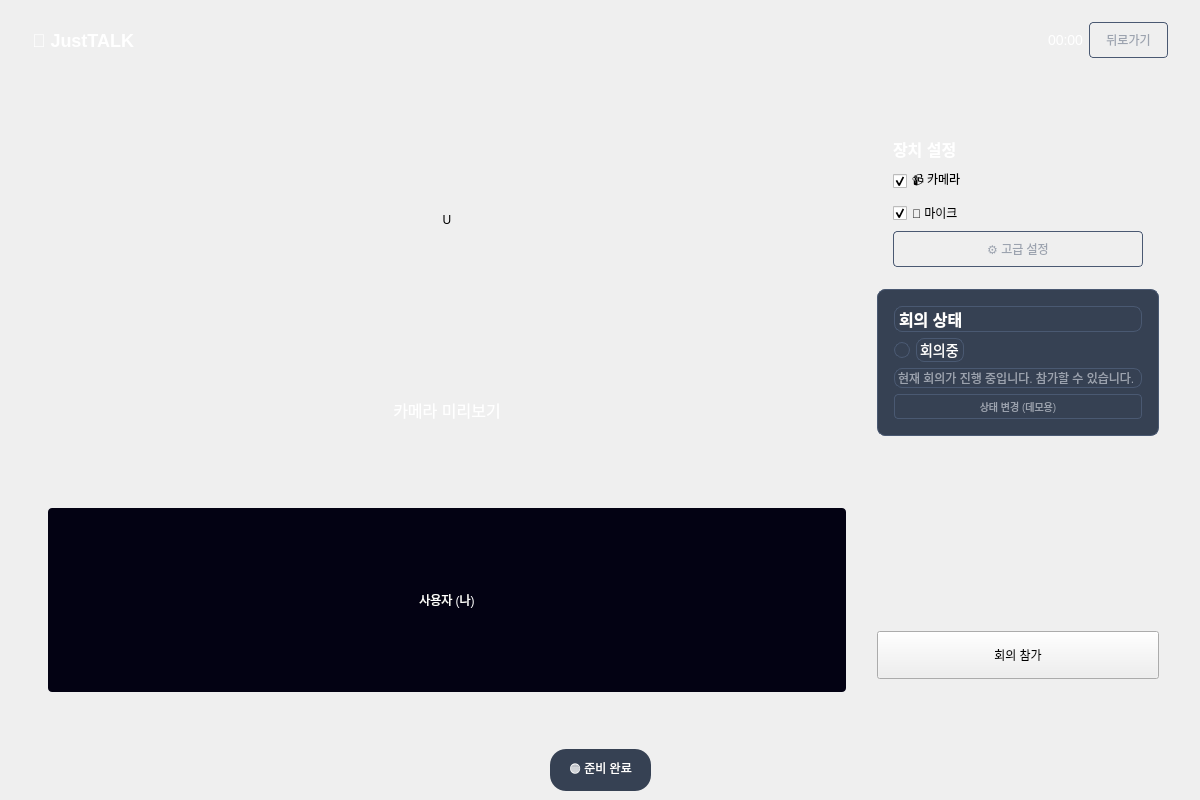
The window that lobby.ui (JustTALK-veda/Client_QT) describes before a commit, drawn with Qt 5.
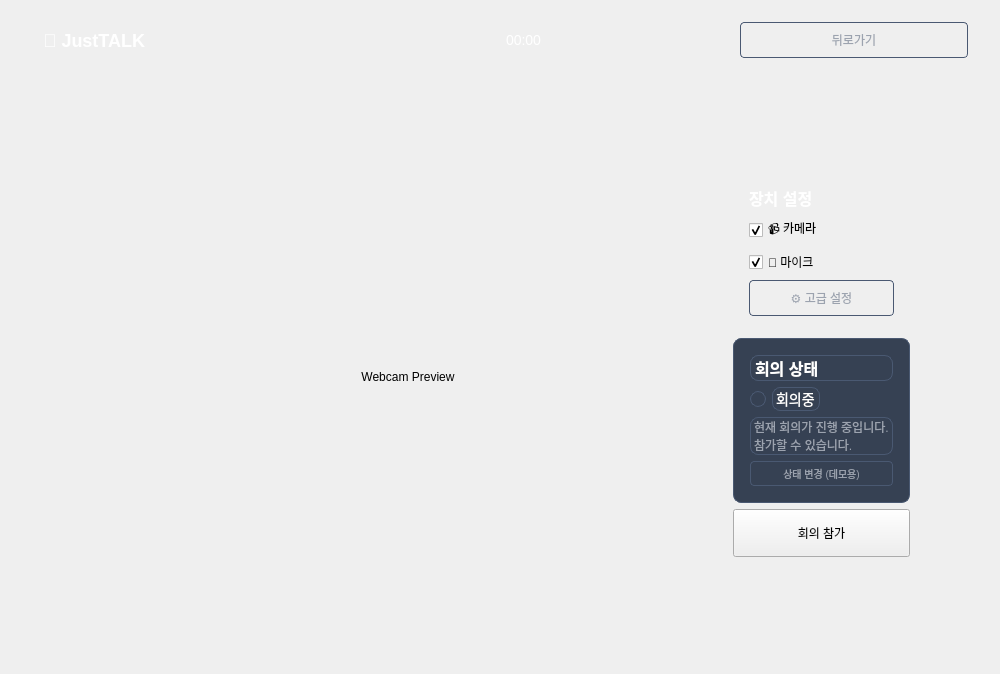
The same window after the commit.

Commit message: Apply lobby UI (v0)

```diff
--- a/lobby.ui
+++ b/lobby.ui
@@ -2,24 +2,25 @@
 <ui version="4.0">
  <class>Lobby</class>
  <widget class="QWidget" name="Lobby">
-  <property name="geometry">
-   <rect>
-    <x>0</x>
-    <y>0</y>
-    <width>1200</width>
-    <height>800</height>
-   </rect>
+  <property name="enabled">
+   <bool>true</bool>
+  </property>
+  <property name="sizePolicy">
+   <sizepolicy hsizetype="Expanding" vsizetype="Expanding">
+    <horstretch>1</horstretch>
+    <verstretch>1</verstretch>
+   </sizepolicy>
   </property>
   <property name="windowTitle">
    <string>JustTALK - 대기실</string>
   </property>
-  <layout class="QVBoxLayout" name="mainLayout">
+  <property name="autoFillBackground">
+   <bool>true</bool>
+  </property>
+  <layout class="QVBoxLayout" name="mainLayout" stretch="0,0">
    <property name="spacing">
     <number>0</number>
    </property>
-   <property name="leftMargin">
-    <number>0</number>
-   </property>
    <property name="topMargin">
     <number>0</number>
    </property>
@@ -30,8 +31,13 @@
     <number>0</number>
    </property>
    <item>
-    <!-- Header -->
     <widget class="QFrame" name="headerFrame">
+     <property name="sizePolicy">
+      <sizepolicy hsizetype="Expanding" vsizetype="Preferred">
+       <horstretch>0</horstretch>
+       <verstretch>0</verstretch>
+      </sizepolicy>
+     </property>
      <property name="minimumSize">
       <size>
        <width>0</width>
@@ -44,7 +50,7 @@
        <height>80</height>
       </size>
      </property>
-     <layout class="QHBoxLayout" name="headerLayout">
+     <layout class="QHBoxLayout" name="headerLayout" stretch="1,1,1,1">
       <property name="leftMargin">
        <number>32</number>
       </property>
@@ -53,18 +59,18 @@
       </property>
       <item>
        <widget class="QLabel" name="logoLabel">
-        <property name="text">
-         <string>🔶 JustTALK</string>
-        </property>
         <property name="styleSheet">
          <string>font-size: 18px; font-weight: bold; color: white;</string>
         </property>
+        <property name="text">
+         <string>🔶 JustTALK</string>
+        </property>
        </widget>
       </item>
       <item>
        <spacer name="headerSpacer">
         <property name="orientation">
-         <enum>Qt::Horizontal</enum>
+         <enum>Qt::Orientation::Horizontal</enum>
         </property>
         <property name="sizeHint" stdset="0">
          <size>
@@ -76,19 +82,16 @@
       </item>
       <item>
        <widget class="QLabel" name="timeLabel">
+        <property name="styleSheet">
+         <string>color: white; font-size: 14px;</string>
+        </property>
         <property name="text">
          <string>00:00</string>
         </property>
-        <property name="styleSheet">
-         <string>color: white; font-size: 14px;</string>
-        </property>
        </widget>
       </item>
       <item>
        <widget class="QPushButton" name="backButton">
-        <property name="text">
-         <string>뒤로가기</string>
-        </property>
         <property name="styleSheet">
          <string>
           QPushButton {
@@ -103,44 +106,76 @@
           }
          </string>
         </property>
+        <property name="text">
+         <string>뒤로가기</string>
+        </property>
        </widget>
       </item>
      </layout>
     </widget>
    </item>
    <item>
-    <!-- Main Content -->
-    <widget class="QWidget" name="contentWidget">
-     <layout class="QHBoxLayout" name="contentLayout">
+    <widget class="QWidget" name="content" native="true">
+     <layout class="QVBoxLayout" name="verticalLayout_2">
+      <item>
+       <spacer name="contentSpacer_top">
+        <property name="orientation">
+         <enum>Qt::Orientation::Vertical</enum>
+        </property>
+        <property name="sizeHint" stdset="0">
+         <size>
+          <width>20</width>
+          <height>40</height>
+         </size>
+        </property>
+       </spacer>
+      </item>
+      <item>
+       <layout class="QHBoxLayout" name="contentLayout" stretch="0,2,0,0">
+        <property name="spacing">
+         <number>0</number>
+        </property>
       <property name="leftMargin">
        <number>32</number>
       </property>
-      <property name="rightMargin">
-       <number>32</number>
-      </property>
       <property name="topMargin">
        <number>32</number>
       </property>
+        <property name="rightMargin">
+         <number>32</number>
+        </property>
       <property name="bottomMargin">
        <number>32</number>
       </property>
       <item>
-       <!-- Video Preview Section -->
+         <spacer name="horizontalSpacer_left">
+          <property name="orientation">
+           <enum>Qt::Orientation::Horizontal</enum>
+          </property>
+          <property name="sizeHint" stdset="0">
+           <size>
+            <width>40</width>
+            <height>20</height>
+           </size>
+          </property>
+         </spacer>
+        </item>
+        <item>
        <widget class="QFrame" name="videoFrame">
-        <property name="minimumSize">
-         <size>
-          <width>600</width>
-          <height>400</height>
-         </size>
+          <property name="sizePolicy">
+           <sizepolicy hsizetype="Fixed" vsizetype="Preferred">
+            <horstretch>0</horstretch>
+            <verstretch>0</verstretch>
+           </sizepolicy>
         </property>
         <layout class="QVBoxLayout" name="videoLayout">
          <property name="leftMargin">
           <number>16</number>
          </property>
-         <property name="rightMargin">
+           <property name="topMargin">
           <number>16</number>
          </property>
-         <property name="topMargin">
+           <property name="rightMargin">
           <number>16</number>
          </property>
          <property name="bottomMargin">
@@ -148,49 +183,23 @@
          </property>
          <item>
           <widget class="QLabel" name="videoPreview">
+             <property name="sizePolicy">
+              <sizepolicy hsizetype="MinimumExpanding" vsizetype="Fixed">
+               <horstretch>0</horstretch>
+               <verstretch>0</verstretch>
+              </sizepolicy>
+             </property>
            <property name="minimumSize">
             <size>
-             <width>100</width>
-             <height>100</height>
+               <width>600</width>
+               <height>400</height>
             </size>
            </property>
            <property name="text">
-            <string>U</string>
+              <string>Webcam Preview</string>
            </property>
            <property name="alignment">
-            <set>Qt::AlignCenter</set>
-           </property>
-          </widget>
-         </item>
-         <item>
-          <widget class="QLabel" name="videoStatusLabel">
-           <property name="text">
-            <string>카메라 미리보기</string>
-           </property>
-           <property name="alignment">
-            <set>Qt::AlignCenter</set>
-           </property>
-           <property name="styleSheet">
-            <string>color: white; font-size: 16px;</string>
-           </property>
-          </widget>
-         </item>
-         <item>
-          <widget class="QLabel" name="userNameLabel">
-           <property name="text">
-            <string>사용자 (나)</string>
-           </property>
-           <property name="alignment">
-            <set>Qt::AlignCenter</set>
-           </property>
-           <property name="styleSheet">
-            <string>
-             background-color: #030213;
-             color: white;
-             padding: 4px 12px;
-             border-radius: 4px;
-             font-size: 12px;
-            </string>
+              <set>Qt::AlignmentFlag::AlignCenter</set>
            </property>
           </widget>
          </item>
@@ -198,32 +207,26 @@
        </widget>
       </item>
       <item>
-       <!-- Controls Section -->
-       <widget class="QWidget" name="controlsWidget">
-        <property name="minimumSize">
-         <size>
-          <width>300</width>
-          <height>0</height>
-         </size>
-        </property>
-        <property name="maximumSize">
-         <size>
-          <width>300</width>
-          <height>16777215</height>
-         </size>
-        </property>
+         <widget class="QWidget" name="controlWidget" native="true">
+          <property name="sizePolicy">
+           <sizepolicy hsizetype="Fixed" vsizetype="Preferred">
+            <horstretch>0</horstretch>
+            <verstretch>0</verstretch>
+           </sizepolicy>
+          </property>
+          <layout class="QVBoxLayout" name="verticalLayout">
+           <item>
         <layout class="QVBoxLayout" name="controlsLayout">
          <item>
-          <!-- Device Controls -->
           <widget class="QFrame" name="controlsFrame">
            <layout class="QVBoxLayout" name="deviceLayout">
             <property name="leftMargin">
              <number>16</number>
             </property>
-            <property name="rightMargin">
+                <property name="topMargin">
              <number>16</number>
             </property>
-            <property name="topMargin">
+                <property name="rightMargin">
              <number>16</number>
             </property>
             <property name="bottomMargin">
@@ -231,12 +234,12 @@
             </property>
             <item>
              <widget class="QLabel" name="deviceLabel">
+                  <property name="styleSheet">
+                   <string>color: white; font-size: 16px; font-weight: bold;</string>
+                  </property>
               <property name="text">
                <string>장치 설정</string>
               </property>
-              <property name="styleSheet">
-               <string>color: white; font-size: 16px; font-weight: bold;</string>
-              </property>
              </widget>
             </item>
             <item>
@@ -261,9 +264,6 @@
             </item>
             <item>
              <widget class="QPushButton" name="settingsButton">
-              <property name="text">
-               <string>⚙️ 고급 설정</string>
-              </property>
               <property name="styleSheet">
                <string>
                 QPushButton {
@@ -278,13 +278,15 @@
                 }
                </string>
               </property>
+                  <property name="text">
+                   <string>⚙️ 고급 설정</string>
+                  </property>
              </widget>
             </item>
            </layout>
           </widget>
          </item>
          <item>
-          <!-- Meeting Status -->
           <widget class="QFrame" name="statusFrame">
            <property name="styleSheet">
             <string>
@@ -299,10 +301,10 @@
             <property name="leftMargin">
              <number>16</number>
             </property>
-            <property name="rightMargin">
+                <property name="topMargin">
              <number>16</number>
             </property>
-            <property name="topMargin">
+                <property name="rightMargin">
              <number>16</number>
             </property>
             <property name="bottomMargin">
@@ -310,12 +312,12 @@
             </property>
             <item>
              <widget class="QLabel" name="statusTitleLabel">
+                  <property name="styleSheet">
+                   <string>color: white; font-size: 16px; font-weight: bold;</string>
+                  </property>
               <property name="text">
                <string>회의 상태</string>
               </property>
-              <property name="styleSheet">
-               <string>color: white; font-size: 16px; font-weight: bold;</string>
-              </property>
              </widget>
             </item>
             <item>
@@ -338,18 +340,18 @@
               </item>
               <item>
                <widget class="QLabel" name="meetingStatusLabel">
+                    <property name="styleSheet">
+                     <string>color: white; font-size: 14px;</string>
+                    </property>
                 <property name="text">
                  <string>회의중</string>
                 </property>
-                <property name="styleSheet">
-                 <string>color: white; font-size: 14px;</string>
-                </property>
                </widget>
               </item>
               <item>
                <spacer name="statusSpacer">
                 <property name="orientation">
-                 <enum>Qt::Horizontal</enum>
+                     <enum>Qt::Orientation::Horizontal</enum>
                 </property>
                 <property name="sizeHint" stdset="0">
                  <size>
@@ -363,12 +365,12 @@
             </item>
             <item>
              <widget class="QLabel" name="meetingDescLabel">
+                  <property name="styleSheet">
+                   <string>color: #9CA3AF; font-size: 12px;</string>
+                  </property>
               <property name="text">
                <string>현재 회의가 진행 중입니다. 참가할 수 있습니다.</string>
               </property>
-              <property name="styleSheet">
-               <string>color: #9CA3AF; font-size: 12px;</string>
-              </property>
               <property name="wordWrap">
                <bool>true</bool>
               </property>
@@ -376,9 +378,6 @@
             </item>
             <item>
              <widget class="QPushButton" name="statusToggleButton">
-              <property name="text">
-               <string>상태 변경 (데모용)</string>
-              </property>
               <property name="styleSheet">
                <string>
                 QPushButton {
@@ -394,26 +393,15 @@
                 }
                </string>
               </property>
+                  <property name="text">
+                   <string>상태 변경 (데모용)</string>
+                  </property>
              </widget>
             </item>
            </layout>
           </widget>
          </item>
          <item>
-          <spacer name="controlsSpacer">
-           <property name="orientation">
-            <enum>Qt::Vertical</enum>
-           </property>
-           <property name="sizeHint" stdset="0">
-            <size>
-             <width>20</width>
-             <height>40</height>
-            </size>
-           </property>
-          </spacer>
-         </item>
-         <item>
-          <!-- Join Button -->
           <widget class="QPushButton" name="enterButton">
            <property name="minimumSize">
             <size>
@@ -428,83 +416,52 @@
          </item>
          <item>
           <widget class="QLabel" name="connectionStatusLabel">
-           <property name="text">
-            <string></string>
-           </property>
-           <property name="alignment">
-            <set>Qt::AlignCenter</set>
-           </property>
-           <property name="styleSheet">
-            <string>color: #9CA3AF; font-size: 12px;</string>
-           </property>
-           <property name="wordWrap">
-            <bool>true</bool>
-           </property>
            <property name="visible">
             <bool>false</bool>
            </property>
-          </widget>
-         </item>
-        </layout>
-       </widget>
-      </item>
-     </layout>
-    </widget>
-   </item>
-   <item>
-    <!-- Ready Status Footer -->
-    <widget class="QWidget" name="footerWidget">
-     <property name="minimumSize">
-      <size>
-       <width>0</width>
-       <height>60</height>
-      </size>
-     </property>
-     <property name="maximumSize">
-      <size>
-       <width>16777215</width>
-       <height>60</height>
-      </size>
-     </property>
-     <layout class="QHBoxLayout" name="footerLayout">
-      <item>
-       <spacer name="footerLeftSpacer">
-        <property name="orientation">
-         <enum>Qt::Horizontal</enum>
-        </property>
-        <property name="sizeHint" stdset="0">
-         <size>
-          <width>40</width>
-          <height>20</height>
-         </size>
-        </property>
-       </spacer>
-      </item>
-      <item>
-       <widget class="QLabel" name="readyStatusLabel">
-        <property name="text">
-         <string>🟠 준비 완료</string>
-        </property>
         <property name="styleSheet">
-         <string>
-          background-color: #364153;
-          color: white;
-          padding: 8px 16px;
-          border-radius: 16px;
-          font-size: 12px;
-         </string>
-        </property>
+                <string>color: #9CA3AF; font-size: 12px;</string>
+               </property>
+               <property name="text">
+                <string/>
+               </property>
+               <property name="alignment">
+                <set>Qt::AlignmentFlag::AlignCenter</set>
+               </property>
+               <property name="wordWrap">
+                <bool>true</bool>
+               </property>
+              </widget>
+             </item>
+            </layout>
+           </item>
+          </layout>
        </widget>
       </item>
       <item>
-       <spacer name="footerRightSpacer">
+         <spacer name="horizontalSpacer_right">
         <property name="orientation">
-         <enum>Qt::Horizontal</enum>
+           <enum>Qt::Orientation::Horizontal</enum>
         </property>
         <property name="sizeHint" stdset="0">
          <size>
           <width>40</width>
           <height>20</height>
+           </size>
+          </property>
+         </spacer>
+        </item>
+       </layout>
+      </item>
+      <item>
+       <spacer name="contentSpacer_bottom">
+        <property name="orientation">
+         <enum>Qt::Orientation::Vertical</enum>
+        </property>
+        <property name="sizeHint" stdset="0">
+         <size>
+          <width>20</width>
+          <height>40</height>
          </size>
         </property>
        </spacer>
```
Lines whose indentation alone changed are shown as unchanged. The commit also changes 1 other file.
